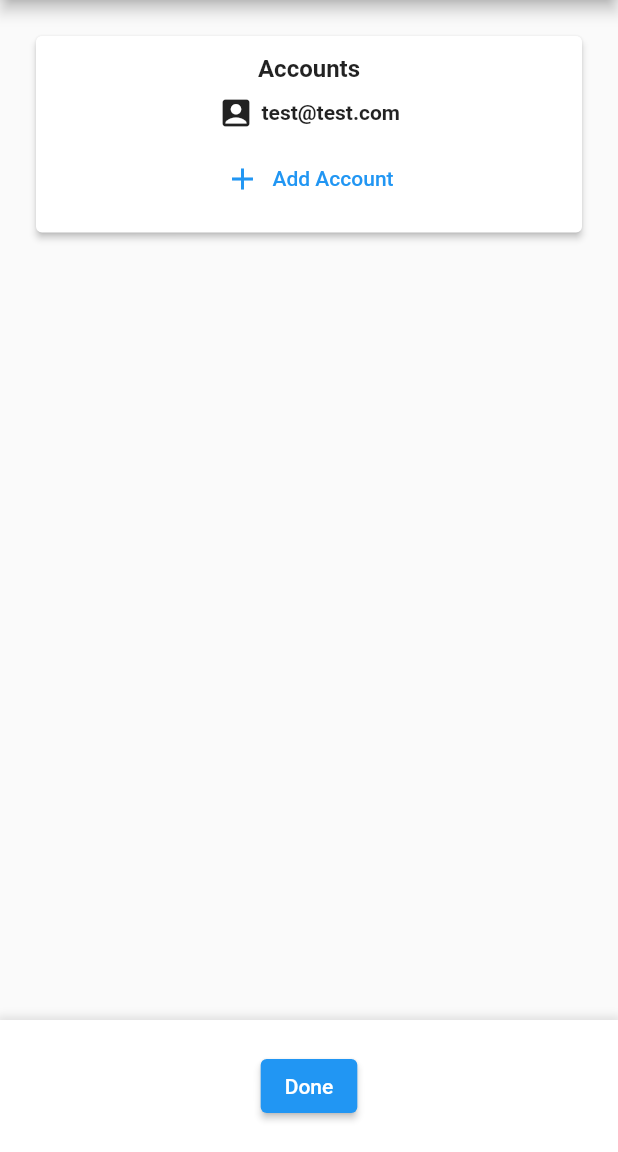
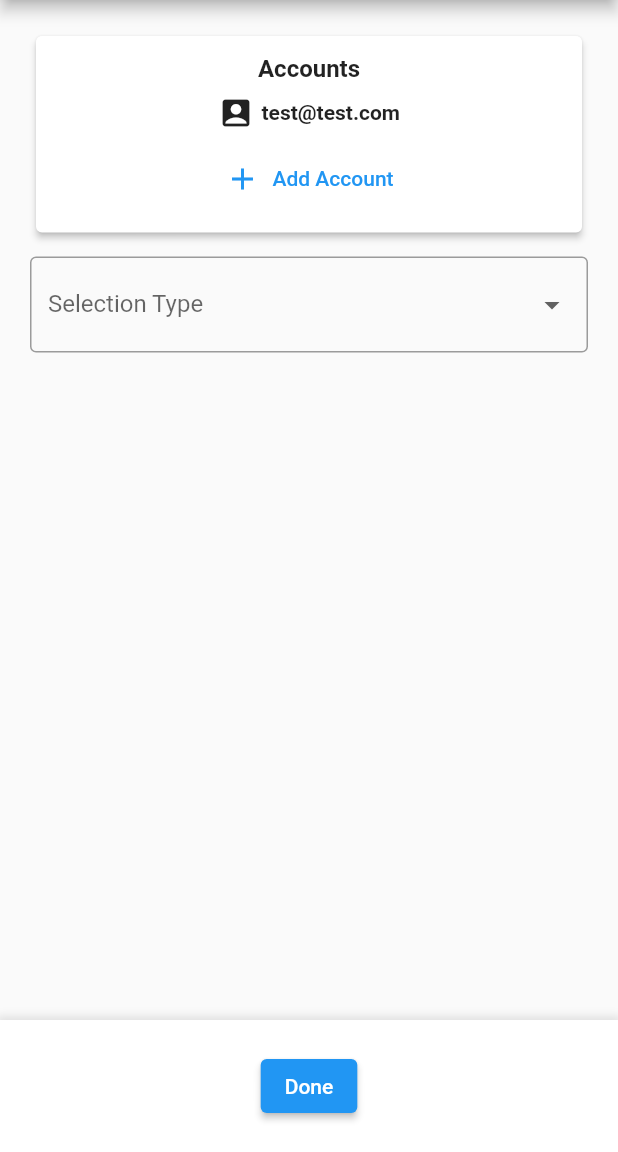
Before and after one commit to geronimol/flutter_examples, a Flutter app: the FormBuilderDynamicScreen screen opened directly, on a phone screen of 412 x 824 dp, the part 84-1236 px from its top. Run offline on Flutter 3.47's test engine with Material 3 defaults, Android fonts, the phone set to English and light mode, and no system bars; drawn by our look-alikes of flutter_form_builder; our stand-ins replace carousel_slider, email_validator, flutter_sticky_header, form_builder_validators, google_fonts, google_maps_flutter and 2 more.

Commit message:
feat: dynamic form part 2

```diff
--- a/lib/screens/form_builder_dynamic/form_builder_dynamic_screen.dart
+++ b/lib/screens/form_builder_dynamic/form_builder_dynamic_screen.dart
@@ -1,10 +1,13 @@
 import 'package:flutter/material.dart';
+import 'package:flutter_examples/constants.dart';
 import 'package:flutter_form_builder/flutter_form_builder.dart';
 
 import '../../dialogs/unsaved_changes_dialog.dart';
+import '../../widgets/loading_overlay.dart';
 import 'dialogs/confirmation_dialog.dart';
 import 'form_builder_dynamic_model.dart';
 import 'sections/accounts_section.dart';
+import 'sections/selection_type_section.dart';
 
 class FormBuilderDynamicScreen extends StatefulWidget {
   const FormBuilderDynamicScreen({super.key});
@@ -34,6 +37,8 @@ class _FormBuilderDynamicScreenState extends State<FormBuilderDynamicScreen> {
               }
             }
           },
+          child: LoadingOverlay(
+            loading: formBuilderDynamicModel.loading,
             child: Scaffold(
               appBar: AppBar(title: const Text('Form Builder Dynamic')),
               body: SafeArea(
@@ -72,6 +77,7 @@ class _FormBuilderDynamicScreenState extends State<FormBuilderDynamicScreen> {
                 ),
               ),
             ),
+          ),
         );
       }),
     );
@@ -95,6 +101,7 @@ class FormBuilderDynamicExample extends StatelessWidget {
   @override
   Widget build(BuildContext context) {
     final formBuilderDynamicModel = FormBuilderDynamicInheritedNotifier.of(context);
+    final selectedType = formBuilderDynamicModel.selectedType;
     return FormBuilder(
       key: formBuilderDynamicModel.formKey,
       autovalidateMode: formBuilderDynamicModel.autovalidateMode,
@@ -107,6 +114,34 @@ class FormBuilderDynamicExample extends StatelessWidget {
         children: [
           /// Accounts
           AccountsSection(),
+          SizedBox(height: kFieldsPadding),
+
+          /// Types
+          SelectionTypeSection(),
+          SizedBox(height: kFieldsPadding),
+
+          /// Dynamic Section
+          if (selectedType != null) Text('This section will depend on what is selected in the dropdown!'),
+          if (selectedType == 1) ...[
+            Text('Displaying type 1 section', style: TextStyle(fontWeight: FontWeight.bold)),
+          ] else if (selectedType == 2) ...[
+            Text('In this case, we will simulate data loaded dynamically'),
+            Padding(
+              padding: const EdgeInsets.all(8.0),
+              child: SizedBox(
+                width: 200,
+                child: FormBuilderDropdown(
+                  name: 'type2Data',
+                  decoration: InputDecoration(border: OutlineInputBorder()),
+                  items: ['Option A', 'Option B'].map((e) => DropdownMenuItem(value: e, child: Text(e))).toList(),
+                ),
+              ),
+            ),
+          ] else if(selectedType == 3) ...[
+            Text('Here we will simulate a form that was saved with Selected Type == 2 and different data in that section.'),
+            SizedBox(height: 5),
+            ElevatedButton(onPressed: formBuilderDynamicModel.loadSavedFormData, child: Text('Simulate!')),
+          ],
         ],
       ),
     );
--- /dev/null
+++ b/lib/screens/form_builder_dynamic/sections/selection_type_section.dart
@@ -0,0 +1,35 @@
+import 'package:flutter/material.dart';
+import 'package:flutter_form_builder/flutter_form_builder.dart';
+
+import '../form_builder_dynamic_model.dart';
+
+class SelectionTypeSection extends StatelessWidget {
+  const SelectionTypeSection({super.key});
+
+  @override
+  Widget build(BuildContext context) {
+    final formBuilderDynamicModel = FormBuilderDynamicInheritedNotifier.of(context);
+    return Column(
+      children: [
+        FormBuilderDropdown(
+          name: 'selectionType',
+          autovalidateMode: AutovalidateMode.onUserInteraction,
+          decoration: const InputDecoration(
+            border: OutlineInputBorder(),
+            label: Text('Selection Type'),
+          ),
+          onChanged: (v) => formBuilderDynamicModel.onChangedSelectionType(v: v),
+          // validator: FormBuilderValidators.compose(
+          //   [FormBuilderValidators.required(errorText: 'Selection Type is required')],
+          // ),
+          items: [1,2,3]
+              .map((value) => DropdownMenuItem(
+            value: value,
+            child: Text(value.toString()),
+          ))
+              .toList(),
+        ),
+      ],
+    );
+  }
+}
--- /dev/null
+++ b/lib/widgets/loading_overlay.dart
@@ -0,0 +1,80 @@
+import 'package:flutter/material.dart';
+
+class LoadingOverlay extends StatelessWidget {
+  const LoadingOverlay({super.key, required this.child, required this.loading, this.processingImage = false});
+
+  final bool loading;
+  final bool processingImage;
+  final Widget child;
+
+  @override
+  Widget build(BuildContext context) {
+    return Stack(
+      children: [
+        child,
+        loading == true
+            ? Positioned.fill(
+                child: Container(
+                  color: Colors.black38,
+                  child: processingImage ? const ProcessingImageWidget() : const LoadingWidget(),
+                ),
+              )
+            : const SizedBox(),
+      ],
+    );
+  }
+}
+
+class LoadingWidget extends StatelessWidget {
+  const LoadingWidget({super.key, this.size, this.color});
+
+  final double? size;
+  final Color? color;
+
+  @override
+  Widget build(BuildContext context) {
+    return Center(
+      child: SizedBox(
+        width: size,
+        height: size,
+        child: CircularProgressIndicator(
+          color: color,
+        ),
+      ),
+    );
+  }
+}
+
+class ProcessingImageWidget extends StatelessWidget {
+  const ProcessingImageWidget({super.key});
+
+  @override
+  Widget build(BuildContext context) {
+    return const Center(
+      child: Material(
+        color: Colors.transparent,
+        child: Column(
+          mainAxisAlignment: MainAxisAlignment.center,
+          children: [
+            SizedBox(width: 200, child: LinearProgressIndicator()),
+            SizedBox(height: 5),
+            Text(
+              'PROCESSING IMAGE...',
+              style: TextStyle(
+                fontWeight: FontWeight.bold,
+                color: Colors.white,
+                shadows: [
+                  Shadow(
+                    offset: Offset(1, 1),
+                    blurRadius: 2.0,
+                    color: Colors.black54,
+                  ),
+                ],
+              ),
+            ),
+          ],
+        ),
+      ),
+    );
+  }
+}
--- a/pubspec.yaml
+++ b/pubspec.yaml
@@ -15,7 +15,7 @@ publish_to: 'none' # Remove this line if you wish to publish to pub.dev
 # In iOS, build-name is used as CFBundleShortVersionString while build-number used as CFBundleVersion.
 # Read more about iOS versioning at
 # https://developer.apple.com/library/archive/documentation/General/Reference/InfoPlistKeyReference/Articles/CoreFoundationKeys.html
-version: 1.0.11+1
+version: 1.0.12+1
 
 environment:
   sdk: '>=3.3.0 <4.0.0'
```
Also changed, not shown: lib/screens/form_builder_dynamic/form_builder_dynamic_model.dart (+48 -1 lines), 1 other file. Lines whose indentation alone changed are shown as unchanged.
